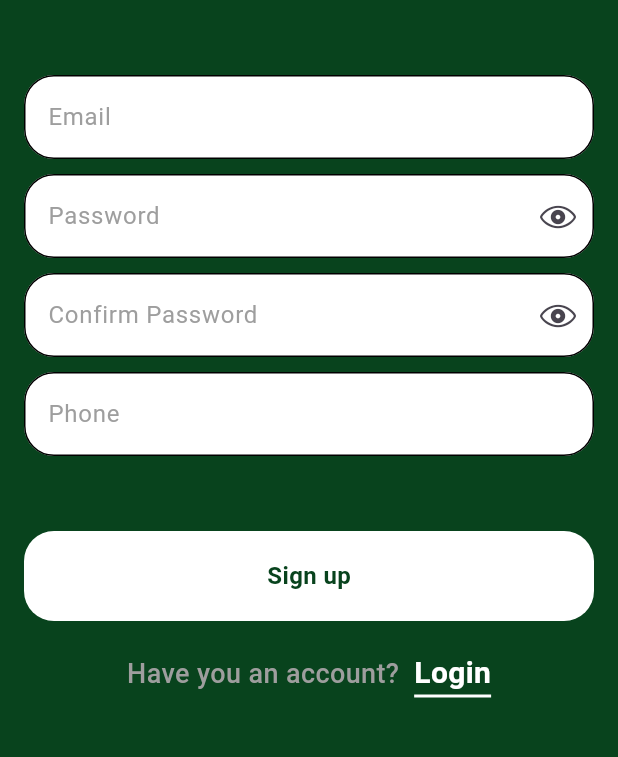
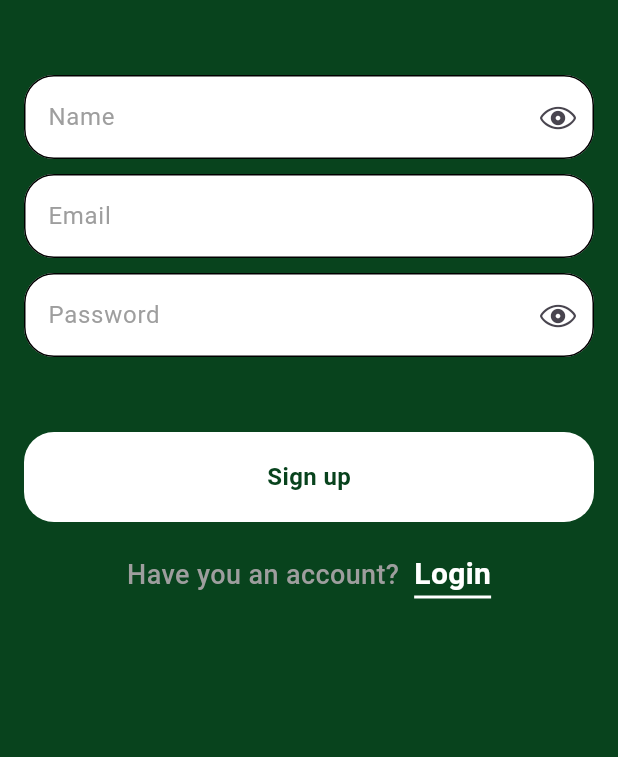
Before and after one commit to AshrafElManDoh/hungry_app, a Flutter app: the screen it shows after launch, on a phone screen of 412 x 824 dp, the part 249-1006 px from its top. Run offline on Flutter 3.47's test engine with Material 3 defaults, Android fonts, the phone set to English and light mode, and no system bars; drawn by our look-alikes of modal_progress_hud_nsn; our stand-ins replace dartz, dio, flutter_bloc, flutter_svg, gap, get_it and 1 more.

```diff
--- a/lib/features/auth/cubits/auth_cubit/auth_cubit.dart
+++ b/lib/features/auth/cubits/auth_cubit/auth_cubit.dart
@@ -1,3 +1,5 @@
+import 'dart:developer';
+
 import 'package:flutter_bloc/flutter_bloc.dart';
 import 'package:hungry_app/core/utils/app_pref_helpers.dart';
 import 'package:hungry_app/features/auth/data/models/user_model.dart';
@@ -25,6 +27,39 @@ class AuthCubit extends Cubit<AuthState> {
     );
   }
 
+  signup({
+    required String email,
+    required String password,
+    required String name,
+  }) async {
+    var resonse = await _authRepo.singup(
+      email: email,
+      password: password,
+      name: name,
+    );
+    resonse.fold(
+      (apiError) {
+        emit(AuthFailed(msg: apiError.message));
+      },
+      (userModel) {
+        saveUser(userModel);
+        emit(AuthSuccess(user: userModel));
+      },
+    );
+  }
+
+  setProfileData() {
+    emit(AuthLoading());
+    final email =
+        AppPrefHelpers.loadData(AppPrefHelpers.emailKey) as String? ?? "developer";
+    final name =
+        AppPrefHelpers.loadData(AppPrefHelpers.usernameKey) as String? ?? "test";
+
+    log(email);
+    log(name);
+    emit(AuthLoadProfileData(name: name, email: email));
+  }
+
   void saveUser(UserModel userModel) async {
     await AppPrefHelpers.saveData(AppPrefHelpers.tokenKey, userModel.token);
     await AppPrefHelpers.saveData(AppPrefHelpers.usernameKey, userModel.name);
--- a/lib/features/auth/cubits/auth_cubit/auth_state.dart
+++ b/lib/features/auth/cubits/auth_cubit/auth_state.dart
@@ -13,6 +13,18 @@ final class AuthSuccess extends AuthState {
 
 final class AuthLoading extends AuthState {}
 
+final class AuthLoadProfileData extends AuthState {
+  final String name, email;
+  final String? address, password;
+
+  AuthLoadProfileData({
+    required this.name,
+    required this.email,
+    this.address,
+    this.password,
+  });
+}
+
 final class AuthFailed extends AuthState {
   final String msg;
 
--- a/lib/features/auth/data/repos/auth_repo.dart
+++ b/lib/features/auth/data/repos/auth_repo.dart
@@ -7,4 +7,9 @@ abstract class AuthRepo {
     required String email,
     required String password,
   });
+  Future<Either<ApiErrors, UserModel>> singup({
+    required String email,
+    required String password,
+    required String name ,
+  });
 }
--- a/lib/features/auth/views/sign_up_view.dart
+++ b/lib/features/auth/views/sign_up_view.dart
@@ -1,13 +1,17 @@
 import 'package:flutter/material.dart';
+import 'package:flutter_bloc/flutter_bloc.dart';
 import 'package:flutter_svg/flutter_svg.dart';
 import 'package:gap/gap.dart';
 import 'package:hungry_app/core/constants/app_colors.dart';
 import 'package:hungry_app/core/utils/app_styles.dart';
 import 'package:hungry_app/core/widgets/underlined_text.dart';
+import 'package:hungry_app/features/auth/cubits/auth_cubit/auth_cubit.dart';
 import 'package:hungry_app/features/auth/views/widgets/custom_btn.dart';
 import 'package:hungry_app/features/auth/views/widgets/custom_email_field.dart';
 import 'package:hungry_app/features/auth/views/widgets/custom_pass_field.dart';
 import 'package:hungry_app/features/auth/views/login_view.dart';
+import 'package:hungry_app/root.dart';
+import 'package:modal_progress_hud_nsn/modal_progress_hud_nsn.dart';
 
 class SignUpView extends StatefulWidget {
   const SignUpView({super.key});
@@ -19,8 +23,7 @@ class SignUpView extends StatefulWidget {
 class _SignUpViewState extends State<SignUpView> {
   late TextEditingController emailController;
   late TextEditingController passController;
-  late TextEditingController confirmController;
-  late TextEditingController phoneController;
+  late TextEditingController nameController;
   late GlobalKey<FormState> formKey;
 
   @override
@@ -29,8 +32,7 @@ class _SignUpViewState extends State<SignUpView> {
     formKey = GlobalKey<FormState>();
     emailController = TextEditingController();
     passController = TextEditingController();
-    confirmController = TextEditingController();
-    phoneController = TextEditingController();
+    nameController = TextEditingController();
   }
 
   @override
@@ -38,8 +40,7 @@ class _SignUpViewState extends State<SignUpView> {
     super.dispose();
     emailController.dispose();
     passController.dispose();
-    confirmController.dispose();
-    phoneController.dispose();
+    nameController.dispose();
   }
 
   @override
@@ -50,7 +51,25 @@ class _SignUpViewState extends State<SignUpView> {
       },
       child: Scaffold(
         backgroundColor: AppColors.primaryColor,
-        body: SingleChildScrollView(
+        body: BlocConsumer<AuthCubit, AuthState>(
+          listener: (context, state) {
+            if (state is AuthSuccess) {
+              Navigator.pushAndRemoveUntil(
+                context,
+                MaterialPageRoute(builder: (c) => Root()),
+                (route) => false,
+              );
+            }
+            if (state is AuthFailed) {
+              ScaffoldMessenger.of(
+                context,
+              ).showSnackBar(SnackBar(content: Text(state.msg)));
+            }
+          },
+          builder: (context, state) {
+            return ModalProgressHUD(
+              inAsyncCall: state is AuthLoading,
+              child: SingleChildScrollView(
                 child: Padding(
                   padding: EdgeInsets.only(
                     left: 16,
@@ -65,24 +84,29 @@ class _SignUpViewState extends State<SignUpView> {
                         Gap(120),
                         SvgPicture.asset("assets/logo/hungry.svg"),
                         Gap(50),
-                  CustomEmailField(hint: "Email", controller: emailController),
+                        CustomPassField(
+                          hint: "Name",
+                          controller: nameController,
+                        ),
                         Gap(10),
-                  CustomPassField(hint: "Password", controller: passController),
+                        CustomEmailField(
+                          hint: "Email",
+                          controller: emailController,
+                        ),
                         Gap(10),
                         CustomPassField(
-                    hint: "Confirm Password",
-                    controller: confirmController,
+                          hint: "Password",
+                          controller: passController,
                         ),
-                  Gap(10),
-                  CustomEmailField(hint: "Phone", controller: phoneController),
                         Gap(50),
                         CustomBtn(
                           title: "Sign up",
                           onTap: () {
                             if (formKey.currentState!.validate()) {
-                        Navigator.push(
-                          context,
-                          MaterialPageRoute(builder: (c) => LoginView()),
+                              context.read<AuthCubit>().signup(
+                                email: emailController.text.trim(),
+                                password: passController.text.trim(),
+                                name: nameController.text.trim(),
                               );
                             }
                           },
@@ -93,14 +117,18 @@ class _SignUpViewState extends State<SignUpView> {
                           children: [
                             Text(
                               "Have you an account?",
-                        style: AppStyles.style18().copyWith(color: Colors.grey),
+                              style: AppStyles.style18().copyWith(
+                                color: Colors.grey,
+                              ),
                             ),
                             Gap(10),
                             UnderlinedText(
                               title: "Login",
                               onTap: () => Navigator.push(
                                 context,
-                          MaterialPageRoute(builder: (context) => const LoginView()),
+                                MaterialPageRoute(
+                                  builder: (context) => const LoginView(),
+                                ),
                               ),
                             ),
                           ],
@@ -110,6 +138,9 @@ class _SignUpViewState extends State<SignUpView> {
                   ),
                 ),
               ),
+            );
+          },
+        ),
       ),
     );
   }
--- a/lib/features/home/views/widgets/header.dart
+++ b/lib/features/home/views/widgets/header.dart
@@ -2,6 +2,7 @@ import 'package:flutter/material.dart';
 import 'package:flutter_svg/flutter_svg.dart';
 import 'package:gap/gap.dart';
 import 'package:hungry_app/core/constants/app_colors.dart';
+import 'package:hungry_app/core/utils/app_pref_helpers.dart';
 import 'package:hungry_app/core/utils/app_styles.dart';
 
 class Header extends StatelessWidget {
@@ -9,6 +10,7 @@ class Header extends StatelessWidget {
 
   @override
   Widget build(BuildContext context) {
+    final name = AppPrefHelpers.loadData(AppPrefHelpers.usernameKey) as String? ?? "";
     return Row(
       children: [
         Column(
@@ -22,7 +24,7 @@ class Header extends StatelessWidget {
                 BlendMode.srcIn,
               ),
             ),Gap(10),
-            Text("Hello ,Ashraf",style: AppStyles.style18(),),
+            Text("Hello ,$name",style: AppStyles.style18(),),
           ],
         ),Spacer(),
         CircleAvatar(
```
Also changed, not shown: lib/features/auth/data/repos/auth_repo_imp.dart (+19 -0 lines), lib/features/auth/views/profile_view.dart (+51 -8 lines). Lines whose indentation alone changed are shown as unchanged.
